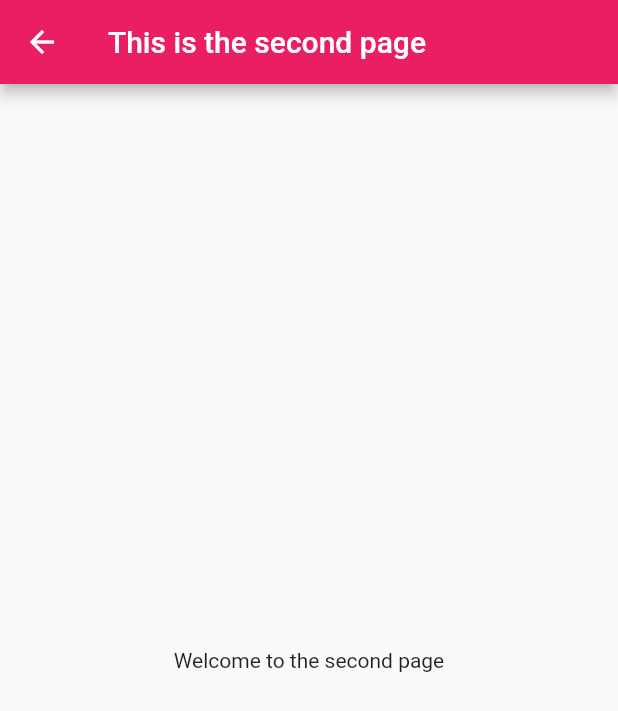
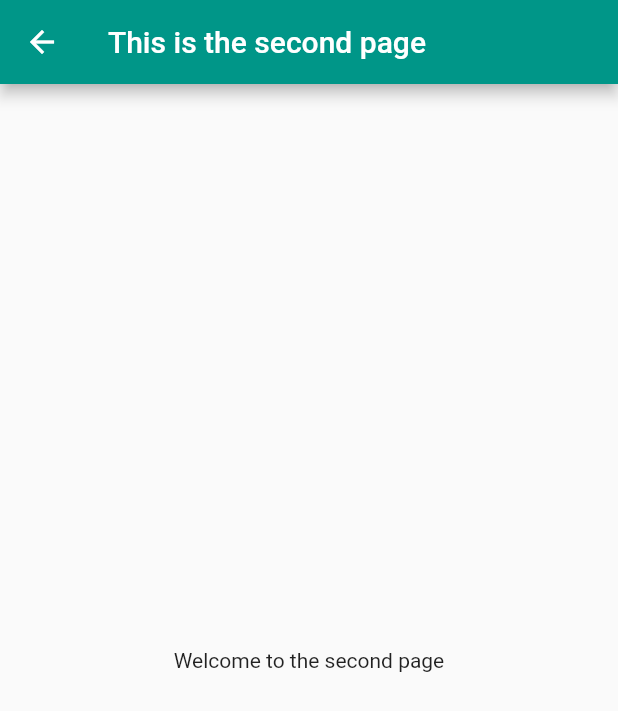
Before and after one commit to giuliamandres/flutter-away, a Flutter app: the screen it shows after launch, after a tap on "Login", on a phone screen of 412 x 824 dp. Shown: the top 711 px of the screen. Run offline on Flutter 3.47's test engine with Material 2 defaults, Android fonts, the phone set to English and light mode, and no system bars.

Commit message:
changed color

```diff
--- a/lib/main.dart
+++ b/lib/main.dart
@@ -23,7 +23,7 @@ class MyApp extends StatelessWidget {
         // or simply save your changes to "hot reload" in a Flutter IDE).
         // Notice that the counter didn't reset back to zero; the application
         // is not restarted.
-        primarySwatch: Colors.pink,
+        primarySwatch: Colors.teal,
       ),
       home: const MyHomePage(title: 'Flutter Demo Home Page'),
     );
```
